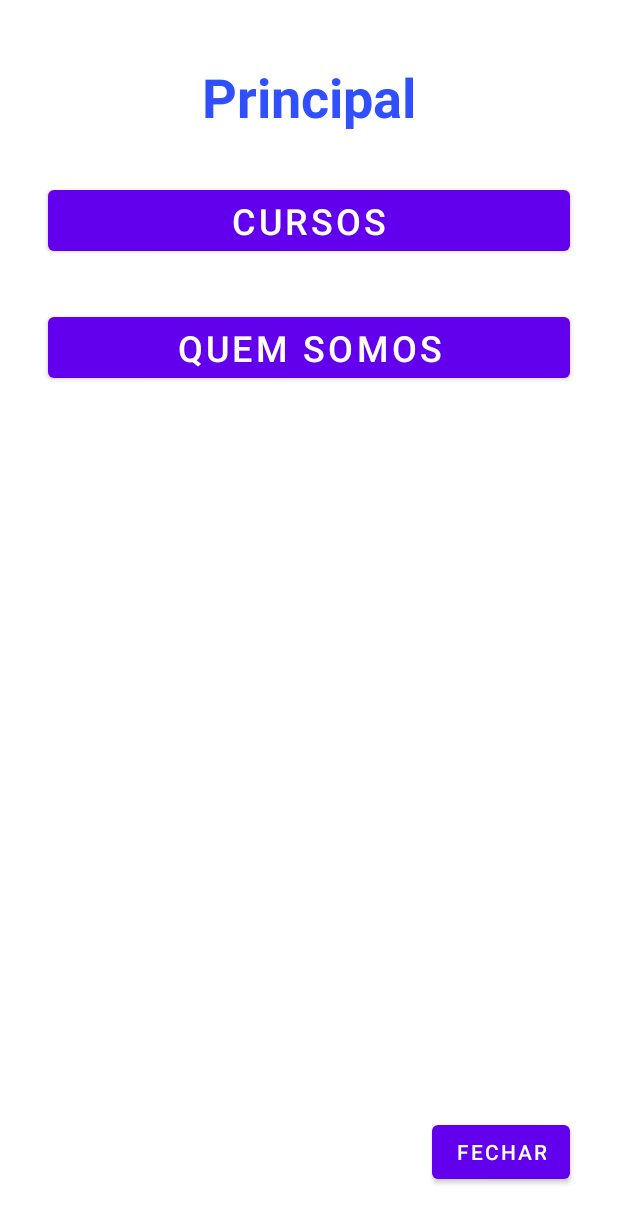
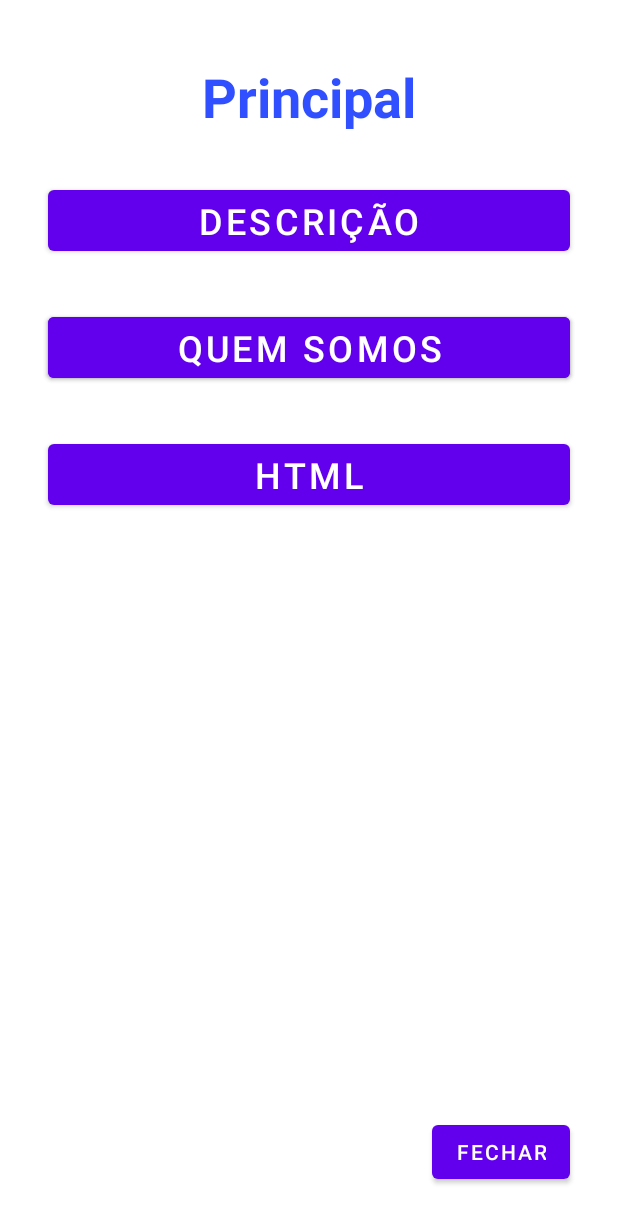
Before and after one commit to priced1/Confeitaria_OK, an Android app: the Principal screen opened directly, with no data from a screen before it, on a phone screen of 412 x 824 dp. Shown: the top 1223 px of the screen. Run offline under Robolectric (Android 15) with nearby library versions, the light colour scheme and no system bars.

Commit message:
app finalizado

```diff
--- a/app/src/main/java/fieb/aula/confeitaria/view/Historico.java
+++ b/app/src/main/java/fieb/aula/confeitaria/view/Historico.java
@@ -36,7 +36,7 @@ public class Historico extends AppCompatActivity {
 
         setTitle("Histórico");
 
-        lvHistoricoCompra = findViewById(R.id.lvHistoricoCompra);
+       // lvHistoricoCompra = findViewById(R.id.lvHistoricoCompra);
         lvListaPedidos = findViewById(R.id.lvListaPedidos);
 
         tvDetalhesIdPedido=findViewById(R.id.tvDetalhesIdPedido);
--- a/app/src/main/java/fieb/aula/confeitaria/view/ItensDoPedido.java
+++ b/app/src/main/java/fieb/aula/confeitaria/view/ItensDoPedido.java
@@ -43,8 +43,8 @@ public class ItensDoPedido extends AppCompatActivity {
         super.onCreate(savedInstanceState);
         setContentView(R.layout.activity_itens_do_pedido);
 
-        btnFecharPedido = findViewById(R.id.btnFecharPedido);
-        tvTotal = findViewById(R.id.tvTotal);
+        //btnFecharPedido = findViewById(R.id.btnFecharPedido);
+       // tvTotal = findViewById(R.id.tvTotal);
         setTitle("Selecione a Quantidade");
 
 
--- a/app/src/main/java/fieb/aula/confeitaria/view/Principal.java
+++ b/app/src/main/java/fieb/aula/confeitaria/view/Principal.java
@@ -27,10 +27,10 @@ public class Principal extends AppCompatActivity {
             public void onClick(View v) {
                 AlertDialog.Builder quemSomos = new AlertDialog.Builder(Principal.this);
                 quemSomos.setTitle("Somos a Magic_TI");
-                quemSomos.setMessage("fazendo você ser um profissional melhor a cada," +
-                        " todos os nossos cursos foram feito por grandes profissionais " +
-                        "\ncriado em 2023, nos da MAGIC_TI temos a intenção de formar profissionais. " +
-                        "\nAproveite nossa plataforma gratuita,\n esperamos vocês aqui!!!");
+                quemSomos.setMessage("fazendo você ser um profissional melhor a cada dia," +
+                        " todos os nossos cursos foram feito por grandes profissionais. " +
+                        "\nCriado em 2023, nos da MAGIC_TI temos a intenção de formar profissionais. " +
+                        "\nAproveite nossa plataforma gratuita,\n aproveite nossa plataforma!!!");
 
                 quemSomos.setCancelable(false);
 
@@ -47,9 +47,9 @@ public class Principal extends AppCompatActivity {
 
         btnHistorio.setOnClickListener(new View.OnClickListener() {
             @Override
-            public void onClick(View v) {
+           public void onClick(View v) {
                 Intent intent = new Intent(getApplicationContext(),Historico.class);
-                startActivity(intent);
+               startActivity(intent);
             }
         });
 
@@ -68,10 +68,10 @@ public class Principal extends AppCompatActivity {
     private void InicializarComponentes() {
         btnPedidos = findViewById(R.id.btnPedidos);
         //btnPromocoes = findViewById(R.id.btnPromocoes);
-        //btnHistorio = findViewById(R.id.btnHistorico);
+        btnHistorio = findViewById(R.id.btnHistorico);
         //btnMeusDados = findViewById(R.id.btnMeusDados);
-        //btnQuemSomos = findViewById(R.id.btnQuemSomos);
-        //btnVoltarPrincipal = findViewById(R.id.btnVoltarPrincipal);
+        btnQuemSomos = findViewById(R.id.btnQuemSomos);
+        btnVoltarPrincipal = findViewById(R.id.btnVoltarPrincipal);
     }
 
     public void fecharPrincial(View view) {
--- a/app/src/main/res/layout/activity_principal.xml
+++ b/app/src/main/res/layout/activity_principal.xml
@@ -29,13 +29,13 @@
         android:layout_marginStart="32dp"
         android:layout_marginTop="32dp"
         android:layout_marginEnd="32dp"
-        android:text="Cursos"
+        android:text="Descrição"
         android:textSize="24sp"
         app:layout_constraintEnd_toEndOf="parent"
         app:layout_constraintStart_toStartOf="parent"
         app:layout_constraintTop_toBottomOf="@+id/tvPrincipal" />
 
-   <!-- <Button
+    <Button
         android:id="@+id/btnPromocoes"
         android:layout_width="0dp"
         android:layout_height="wrap_content"
@@ -46,29 +46,29 @@
         android:textSize="24sp"
         app:layout_constraintEnd_toEndOf="parent"
         app:layout_constraintStart_toStartOf="parent"
-        app:layout_constraintTop_toBottomOf="@+id/btnPedidos" />-->
+        app:layout_constraintTop_toBottomOf="@+id/btnPedidos" />
 
-    <!--  <Button
+     <Button
          android:id="@+id/btnHistorico"
          android:layout_width="0dp"
          android:layout_height="wrap_content"
          android:layout_marginStart="32dp"
          android:layout_marginTop="32dp"
          android:layout_marginEnd="32dp"
-         android:text="Histórico"
+         android:text="HTML"
          android:textSize="24sp"
          app:layout_constraintEnd_toEndOf="parent"
          app:layout_constraintStart_toStartOf="parent"
-         app:layout_constraintTop_toBottomOf="@+id/btnPromocoes" />-->
+         app:layout_constraintTop_toBottomOf="@+id/btnPromocoes" />
 
-    <!-- <Button
+     <!--<Button
         android:id="@+id/btnMeusDados"
         android:layout_width="0dp"
         android:layout_height="wrap_content"
         android:layout_marginStart="32dp"
         android:layout_marginTop="32dp"
         android:layout_marginEnd="32dp"
-        android:text="Meus Dados"
+        android:text="REDES DE COMPUTADORES"
         android:textSize="24sp"
         app:layout_constraintEnd_toEndOf="parent"
         app:layout_constraintStart_toStartOf="parent"
```
Also changed, not shown: app/src/main/res/layout/activity_historico.xml (+9 -11 lines), app/src/main/res/layout/activity_itens_do_pedido.xml (+0 -22 lines), app/src/main/res/layout/activity_main.xml (+4 -4 lines).
